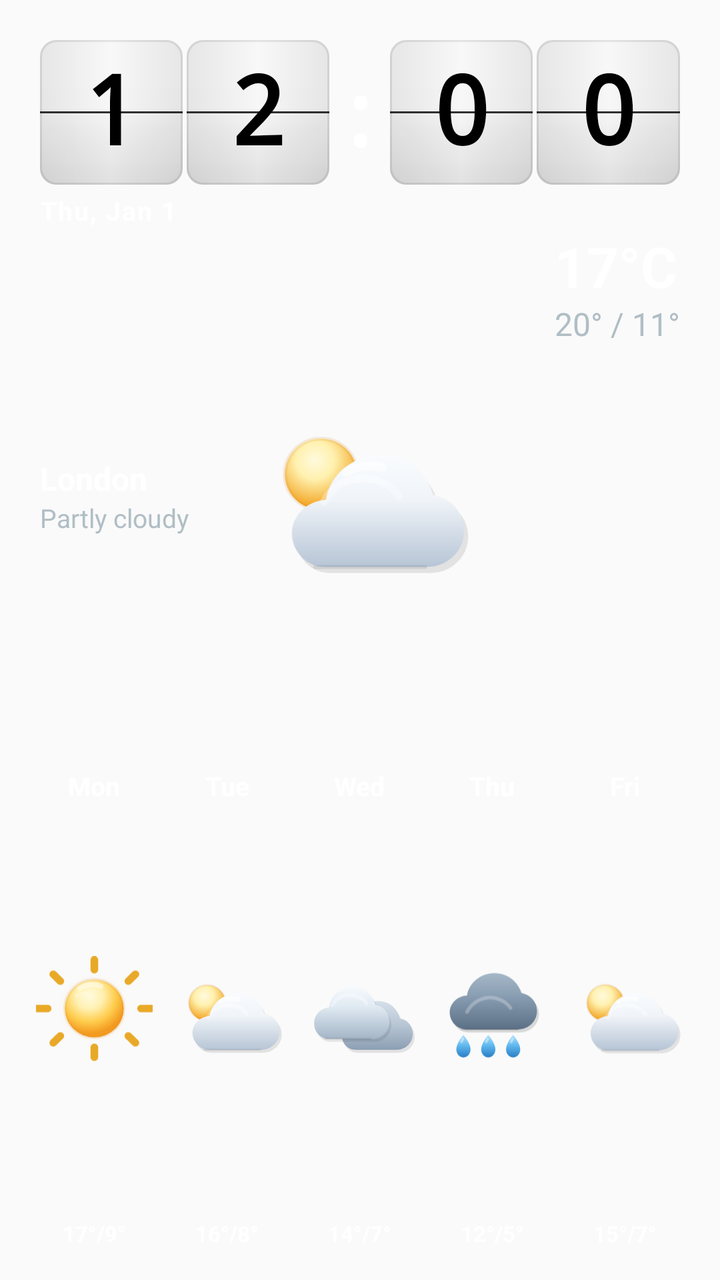
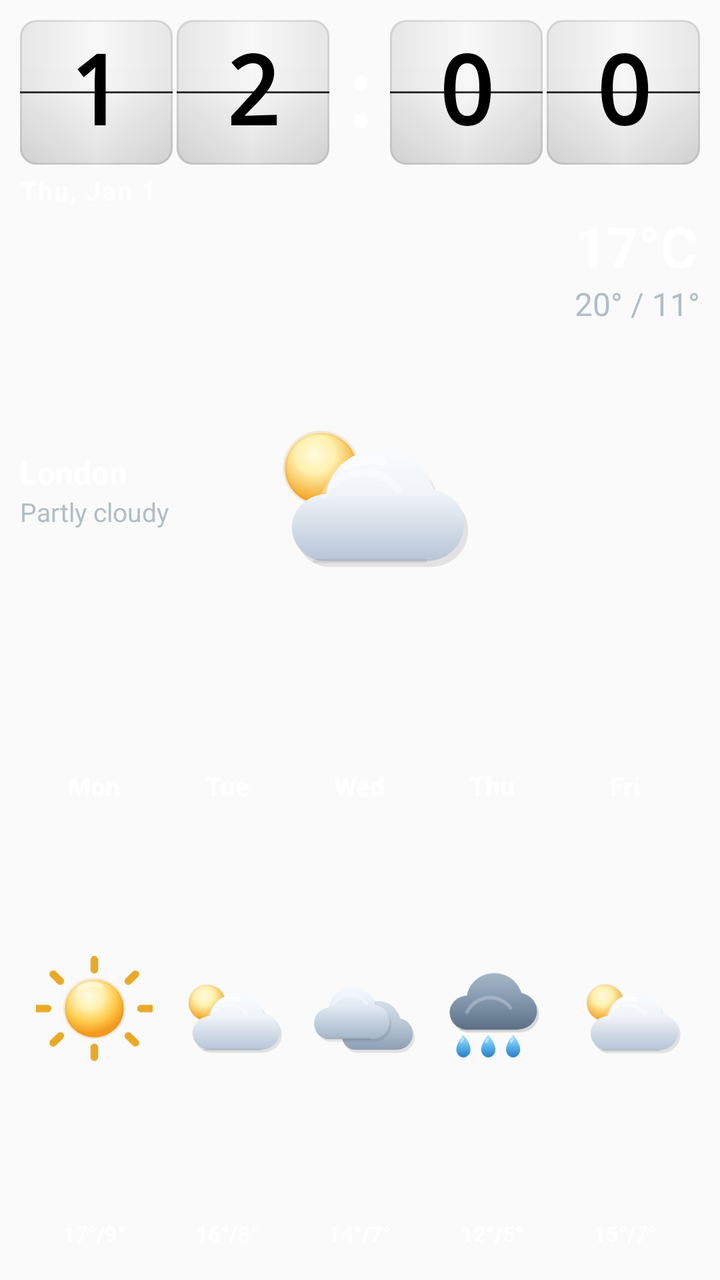

An Android layout rendered at two revisions. The XML below is the earlier revision; the diff shows what the commit changed to produce the second picture.
<!-- AndroidManifest.xml: application theme Theme.ClockWeatherWidget -->
<!-- res/layout/widget_forecast_preview.xml -->
<?xml version="1.0" encoding="utf-8"?>
<LinearLayout xmlns:android="http://schemas.android.com/apk/res/android"
    xmlns:tools="http://schemas.android.com/tools"
    android:layout_width="match_parent"
    android:layout_height="match_parent"
    android:background="@android:color/transparent"
    android:orientation="vertical"
    android:padding="10dp"
    tools:ignore="HardcodedText,SmallSp,NestedWeights,DisableBaselineAlignment">

    <LinearLayout
        android:layout_width="match_parent"
        android:layout_height="0dp"
        android:layout_weight="3"
        android:background="@android:color/transparent"
        android:orientation="vertical"
        android:paddingTop="10dp"
        android:paddingBottom="4dp"
        android:paddingStart="10dp"
        android:paddingEnd="10dp">

        <include
            layout="@layout/widget_clock_block_preview"
            android:layout_width="match_parent"
            android:layout_height="wrap_content" />

        <TextClock
            android:layout_width="wrap_content"
            android:layout_height="wrap_content"
            android:layout_gravity="start"
            android:format12Hour="EEE, MMM d"
            android:format24Hour="EEE, MMM d"
            android:layout_marginTop="4dp"
            android:layout_marginStart="0dp"
            android:textColor="@color/widget_text_primary"
            android:textSize="13sp"
            android:textStyle="bold"
            android:letterSpacing="0.05" />

        <include
            layout="@layout/widget_weather_card_preview"
            android:layout_width="match_parent"
            android:layout_height="0dp"
            android:layout_weight="1"
            android:layout_marginTop="4dp" />
    </LinearLayout>

    <LinearLayout
        android:layout_width="match_parent"
        android:layout_height="0dp"
        android:baselineAligned="false"
        android:layout_weight="2"
        android:background="@android:color/transparent"
        android:orientation="horizontal"
        android:paddingTop="0dp"
        android:paddingBottom="4dp"
        android:paddingStart="4dp"
        android:paddingEnd="4dp">

        <LinearLayout android:layout_width="0dp" android:layout_height="match_parent" android:layout_weight="1" android:orientation="vertical" android:gravity="center_horizontal" android:padding="2dp">
            <TextView android:layout_width="wrap_content" android:layout_gravity="center_horizontal" android:layout_height="wrap_content" android:text="Mon" android:textColor="@color/widget_text_primary" android:textSize="13sp" android:textStyle="bold" android:gravity="center" />
            <ImageView android:layout_width="match_parent" android:layout_height="0dp" android:layout_weight="1" android:layout_marginTop="2dp" android:layout_marginBottom="2dp" android:src="@drawable/ic_widget_weather_clear_day" android:contentDescription="@null" android:padding="2dp" android:scaleType="fitCenter" />
            <TextView android:layout_width="wrap_content" android:layout_gravity="center_horizontal" android:layout_height="wrap_content" android:text="17°/9°" android:textColor="@color/widget_text_primary" android:textSize="11sp" android:textStyle="bold" android:gravity="center" />
        </LinearLayout>

        <LinearLayout android:layout_width="0dp" android:layout_height="match_parent" android:layout_weight="1" android:orientation="vertical" android:gravity="center_horizontal" android:padding="2dp">
            <TextView android:layout_width="wrap_content" android:layout_gravity="center_horizontal" android:layout_height="wrap_content" android:text="Tue" android:textColor="@color/widget_text_primary" android:textSize="13sp" android:textStyle="bold" android:gravity="center" />
            <ImageView android:layout_width="match_parent" android:layout_height="0dp" android:layout_weight="1" android:layout_marginTop="2dp" android:layout_marginBottom="2dp" android:src="@drawable/ic_widget_weather_partly_cloudy_day" android:contentDescription="@null" android:padding="2dp" android:scaleType="fitCenter" />
            <TextView android:layout_width="wrap_content" android:layout_gravity="center_horizontal" android:layout_height="wrap_content" android:text="16°/8°" android:textColor="@color/widget_text_primary" android:textSize="11sp" android:textStyle="bold" android:gravity="center" />
        </LinearLayout>

        <LinearLayout android:layout_width="0dp" android:layout_height="match_parent" android:layout_weight="1" android:orientation="vertical" android:gravity="center_horizontal" android:padding="2dp">
            <TextView android:layout_width="wrap_content" android:layout_gravity="center_horizontal" android:layout_height="wrap_content" android:text="Wed" android:textColor="@color/widget_text_primary" android:textSize="13sp" android:textStyle="bold" android:gravity="center" />
            <ImageView android:layout_width="match_parent" android:layout_height="0dp" android:layout_weight="1" android:layout_marginTop="2dp" android:layout_marginBottom="2dp" android:src="@drawable/ic_widget_weather_cloudy" android:contentDescription="@null" android:padding="2dp" android:scaleType="fitCenter" />
            <TextView android:layout_width="wrap_content" android:layout_gravity="center_horizontal" android:layout_height="wrap_content" android:text="14°/7°" android:textColor="@color/widget_text_primary" android:textSize="11sp" android:textStyle="bold" android:gravity="center" />
        </LinearLayout>

        <LinearLayout android:layout_width="0dp" android:layout_height="match_parent" android:layout_weight="1" android:orientation="vertical" android:gravity="center_horizontal" android:padding="2dp">
            <TextView android:layout_width="wrap_content" android:layout_gravity="center_horizontal" android:layout_height="wrap_content" android:text="Thu" android:textColor="@color/widget_text_primary" android:textSize="13sp" android:textStyle="bold" android:gravity="center" />
            <ImageView android:layout_width="match_parent" android:layout_height="0dp" android:layout_weight="1" android:layout_marginTop="2dp" android:layout_marginBottom="2dp" android:src="@drawable/ic_widget_weather_rain" android:contentDescription="@null" android:padding="2dp" android:scaleType="fitCenter" />
            <TextView android:layout_width="wrap_content" android:layout_gravity="center_horizontal" android:layout_height="wrap_content" android:text="12°/5°" android:textColor="@color/widget_text_primary" android:textSize="11sp" android:textStyle="bold" android:gravity="center" />
        </LinearLayout>

        <LinearLayout android:layout_width="0dp" android:layout_height="match_parent" android:layout_weight="1" android:orientation="vertical" android:gravity="center_horizontal" android:padding="2dp">
            <TextView android:layout_width="wrap_content" android:layout_gravity="center_horizontal" android:layout_height="wrap_content" android:text="Fri" android:textColor="@color/widget_text_primary" android:textSize="13sp" android:textStyle="bold" android:gravity="center" />
            <ImageView android:layout_width="match_parent" android:layout_height="0dp" android:layout_weight="1" android:layout_marginTop="2dp" android:layout_marginBottom="2dp" android:src="@drawable/ic_widget_weather_partly_cloudy_day" android:contentDescription="@null" android:padding="2dp" android:scaleType="fitCenter" />
            <TextView android:layout_width="wrap_content" android:layout_gravity="center_horizontal" android:layout_height="wrap_content" android:text="15°/7°" android:textColor="@color/widget_text_primary" android:textSize="11sp" android:textStyle="bold" android:gravity="center" />
        </LinearLayout>
    </LinearLayout>

</LinearLayout>
<!-- res/layout/widget_clock_block_preview.xml (included above) -->
﻿<?xml version="1.0" encoding="utf-8"?>

<LinearLayout xmlns:android="http://schemas.android.com/apk/res/android"
    xmlns:tools="http://schemas.android.com/tools"
    android:layout_width="match_parent"
    android:layout_height="wrap_content"
    android:gravity="center_vertical"
    android:orientation="horizontal"
    tools:ignore="HardcodedText">

    <FrameLayout
        android:layout_width="0dp"
        android:layout_height="wrap_content"
        android:layout_weight="2">

        <LinearLayout
            android:layout_width="match_parent"
            android:layout_height="wrap_content"
            android:orientation="horizontal">

            <FrameLayout
                android:layout_width="0dp"
                android:layout_height="wrap_content"
                android:layout_weight="1">

                <TextView
                    android:layout_width="match_parent"
                    android:layout_height="wrap_content"
                    android:background="@drawable/flip_digit_bg_light"
                    android:fontFamily="monospace"
                    android:gravity="center"
                    android:includeFontPadding="false"
                    android:padding="8dp"
                    android:text="1"
                    android:textColor="@color/flip_digit_text_light"
                    android:textSize="48sp"
                    android:textStyle="bold" />

                <FrameLayout
                    android:layout_width="match_parent"
                    android:layout_height="1dp"
                    android:layout_gravity="center_vertical"
                    android:background="@drawable/flip_hinge_line" />
            </FrameLayout>

            <FrameLayout
                android:layout_width="0dp"
                android:layout_height="wrap_content"
                android:layout_marginStart="@dimen/flip_digit_gap"
                android:layout_weight="1">

                <TextView
                    android:layout_width="match_parent"
                    android:layout_height="wrap_content"
                    android:background="@drawable/flip_digit_bg_light"
                    android:fontFamily="monospace"
                    android:gravity="center"
                    android:includeFontPadding="false"
                    android:padding="8dp"
                    android:text="2"
                    android:textColor="@color/flip_digit_text_light"
                    android:textSize="48sp"
                    android:textStyle="bold" />

                <FrameLayout
                    android:layout_width="match_parent"
                    android:layout_height="1dp"
                    android:layout_gravity="center_vertical"
                    android:background="@drawable/flip_hinge_line" />
            </FrameLayout>
        </LinearLayout>
    </FrameLayout>

    <TextView
        android:layout_width="wrap_content"
        android:layout_height="wrap_content"
        android:layout_marginStart="@dimen/flip_digit_gap"
        android:layout_marginEnd="@dimen/flip_digit_gap"
        android:fontFamily="monospace"
        android:gravity="center"
        android:text=":"
        android:textColor="@android:color/white"
        android:textSize="44sp"
        android:textStyle="bold" />

    <FrameLayout
        android:layout_width="0dp"
        android:layout_height="wrap_content"
        android:layout_weight="2">

        <LinearLayout
            android:layout_width="match_parent"
            android:layout_height="wrap_content"
            android:orientation="horizontal">

            <FrameLayout
                android:layout_width="0dp"
                android:layout_height="wrap_content"
                android:layout_weight="1">

                <TextView
                    android:layout_width="match_parent"
                    android:layout_height="wrap_content"
                    android:background="@drawable/flip_digit_bg_light"
                    android:fontFamily="monospace"
                    android:gravity="center"
                    android:includeFontPadding="false"
                    android:padding="8dp"
                    android:text="0"
                    android:textColor="@color/flip_digit_text_light"
                    android:textSize="48sp"
                    android:textStyle="bold" />

                <FrameLayout
                    android:layout_width="match_parent"
                    android:layout_height="1dp"
                    android:layout_gravity="center_vertical"
                    android:background="@drawable/flip_hinge_line" />
            </FrameLayout>

            <FrameLayout
                android:layout_width="0dp"
                android:layout_height="wrap_content"
                android:layout_marginStart="@dimen/flip_digit_gap"
                android:layout_weight="1">

                <TextView
                    android:layout_width="match_parent"
                    android:layout_height="wrap_content"
                    android:background="@drawable/flip_digit_bg_light"
                    android:fontFamily="monospace"
                    android:gravity="center"
                    android:includeFontPadding="false"
                    android:padding="8dp"
                    android:text="0"
                    android:textColor="@color/flip_digit_text_light"
                    android:textSize="48sp"
                    android:textStyle="bold" />

                <FrameLayout
                    android:layout_width="match_parent"
                    android:layout_height="1dp"
                    android:layout_gravity="center_vertical"
                    android:background="@drawable/flip_hinge_line" />
            </FrameLayout>
        </LinearLayout>
    </FrameLayout>

</LinearLayout>
<!-- res/layout/widget_weather_card_preview.xml (included above) -->
<?xml version="1.0" encoding="utf-8"?>
<FrameLayout xmlns:android="http://schemas.android.com/apk/res/android"
    xmlns:tools="http://schemas.android.com/tools"
    android:layout_width="match_parent"
    android:layout_height="wrap_content"
    android:minHeight="72dp"
    android:background="@android:color/transparent"
    android:clipChildren="false"
    android:clipToPadding="false"
    tools:ignore="HardcodedText">

    <ImageView
        android:layout_width="140dp"
        android:layout_height="90dp"
        android:layout_gravity="center"
        android:paddingBottom="6dp"
        android:contentDescription="@null"
        android:scaleType="fitCenter"
        android:src="@drawable/ic_widget_weather_partly_cloudy_day" />

    
    <LinearLayout
        android:layout_width="wrap_content"
        android:layout_height="wrap_content"
        android:layout_gravity="start|center_vertical"
        android:orientation="vertical">

        <TextView
            android:layout_width="wrap_content"
            android:layout_height="wrap_content"
            android:ellipsize="end"
            android:maxWidth="132dp"
            android:maxLines="1"
            android:text="London"
            android:textColor="@color/widget_text_primary"
            android:textSize="16sp"
            android:textStyle="bold" />

        <TextView
            android:layout_width="wrap_content"
            android:layout_height="wrap_content"
            android:ellipsize="end"
            android:maxLines="1"
            android:text="Partly cloudy"
            android:textColor="@color/widget_text_secondary"
            android:textSize="13sp" />
    </LinearLayout>

    
    <LinearLayout
        android:layout_width="wrap_content"
        android:layout_height="wrap_content"
        android:layout_gravity="end|top"
        android:orientation="vertical">

        <TextView
            android:layout_width="wrap_content"
            android:layout_height="wrap_content"
            android:gravity="end"
            android:includeFontPadding="false"
            android:text="17°C"
            android:textColor="@color/widget_text_primary"
            android:textSize="28sp"
            android:textStyle="bold" />

        <TextView
            android:layout_width="wrap_content"
            android:layout_height="wrap_content"
            android:layout_marginTop="2dp"
            android:gravity="end"
            android:includeFontPadding="false"
            android:text="20° / 11°"
            android:textColor="@color/widget_text_secondary"
            android:textSize="16sp" />
    </LinearLayout>
</FrameLayout>
<!-- resources referenced by this layout -->
<resources>
  <color name="flip_digit_text_light">#000000</color>
  <color name="widget_text_primary">#FFFFFF</color>
  <color name="widget_text_secondary">#B0BEC5</color>
  <dimen name="flip_digit_gap">2dp</dimen>
  <!-- drawable flip_digit_bg_light (drawable) -->
  <?xml version="1.0" encoding="utf-8"?>
  <layer-list xmlns:android="http://schemas.android.com/apk/res/android">
  	<item>
  		<shape android:shape="rectangle">
  			<solid android:color="@color/flip_tile_light_base" />
  			<corners android:radius="8dp" />
  		</shape>
  	</item>
  
  	<item>
  		<shape android:shape="rectangle">
  			<gradient
  				android:angle="270"
  				android:startColor="@color/flip_tile_light_highlight_start"
  				android:centerColor="@color/flip_tile_light_highlight_center"
  				android:centerY="0.46"
  				android:endColor="@color/flip_tile_light_highlight_end" />
  			<corners android:radius="8dp" />
  		</shape>
  	</item>
  
  	<item>
  		<shape android:shape="rectangle">
  			<gradient
  				android:angle="0"
  				android:startColor="@color/flip_tile_light_side_shade"
  				android:centerColor="@android:color/transparent"
  				android:centerX="0.50"
  				android:endColor="@color/flip_tile_light_side_shade" />
  			<corners android:radius="8dp" />
  		</shape>
  	</item>
  
  	<item>
  		<shape android:shape="rectangle">
  			<stroke
  				android:width="1dp"
  				android:color="@color/flip_tile_light_border" />
  			<corners android:radius="8dp" />
  		</shape>
  	</item>
  </layer-list>
  <!-- drawable flip_hinge_line (drawable) -->
  <?xml version="1.0" encoding="utf-8"?>
  <layer-list xmlns:android="http://schemas.android.com/apk/res/android">
      
      <item>
          <shape android:shape="rectangle">
              <solid android:color="@color/flip_hinge_shadow" />
          </shape>
      </item>
      
      <item android:top="1dp">
          <shape android:shape="rectangle">
              <solid android:color="@color/flip_hinge_highlight" />
          </shape>
      </item>
  </layer-list>
  <!-- drawable ic_widget_weather_clear_day: vector/xml drawable (drawable, 2332 chars, omitted) -->
  <!-- drawable ic_widget_weather_cloudy: vector/xml drawable (drawable, 2537 chars, omitted) -->
  <!-- drawable ic_widget_weather_partly_cloudy_day: vector/xml drawable (drawable, 2734 chars, omitted) -->
  <!-- drawable ic_widget_weather_rain: vector/xml drawable (drawable, 3647 chars, omitted) -->
  <style name="Theme.ClockWeatherWidget" parent="Theme.AppCompat.Light.NoActionBar">
          <item name="colorPrimary">@color/primary</item>
          <item name="android:statusBarColor">@color/primary</item>
      </style>
  <color name="flip_tile_light_base">#F7F7F7</color>
  <color name="flip_tile_light_highlight_start">#30FFFFFF</color>
  <color name="flip_tile_light_highlight_center">#14FFFFFF</color>
  <color name="flip_tile_light_highlight_end">#16000000</color>
  <color name="flip_tile_light_side_shade">#12000000</color>
  <color name="flip_tile_light_border">#16000000</color>
  <color name="flip_hinge_shadow">#CC000000</color>
  <color name="flip_hinge_highlight">#28FFFFFF</color>
  <color name="primary">#1565C0</color>
</resources>

<!-- the commit's change to res/layout/widget_forecast_preview.xml (unified diff, before → after) -->
@@ -13,11 +13,7 @@
         android:layout_height="0dp"
         android:layout_weight="3"
         android:background="@android:color/transparent"
-        android:orientation="vertical"
-        android:paddingTop="10dp"
-        android:paddingBottom="4dp"
-        android:paddingStart="10dp"
-        android:paddingEnd="10dp">
+        android:orientation="vertical">
 
         <include
             layout="@layout/widget_clock_block_preview"
